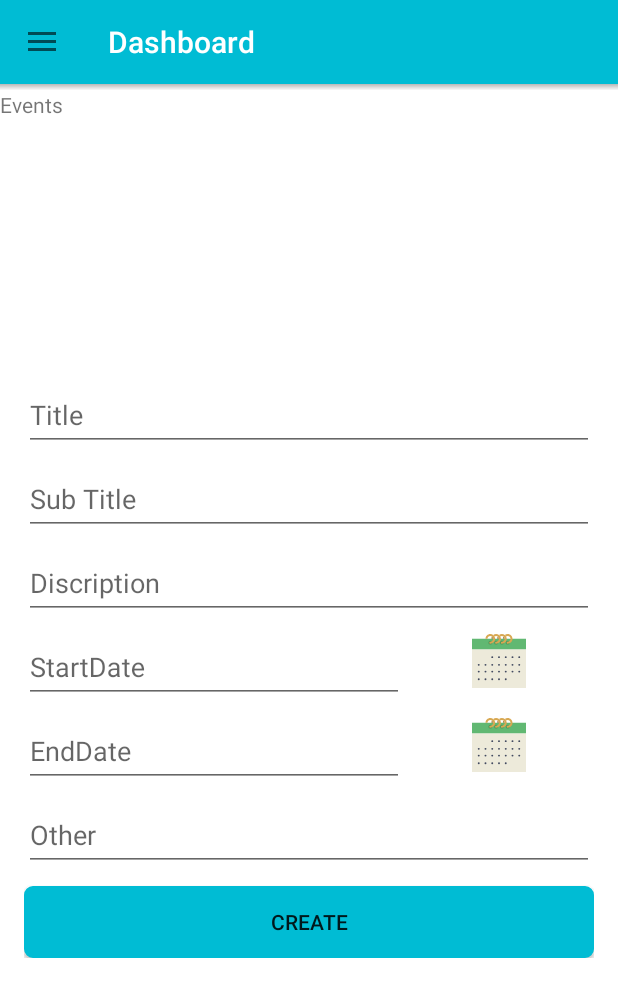
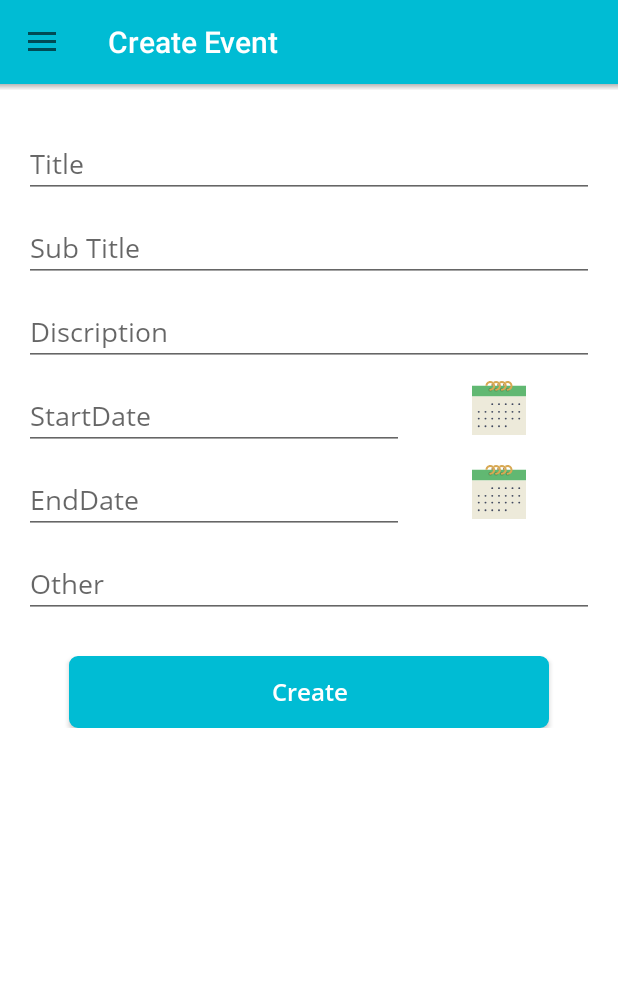
Before and after one commit to MobiowinMobiTech/paalan-android, an Android app: the fragment FragmentPublishEventRequest placed in its activity, on a phone screen of 412 x 824 dp. Shown: the top 997 px of the screen. Run offline under Robolectric (Android 15) with nearby library versions, the phone set to English and light mode, and no system bars; 1 statement that could not run was skipped.

Commit message:
side_drawer_achievement_request_done

```diff
--- a/app/src/main/java/com/phyder/paalan/activity/ActivityFragmentPlatform.java
+++ b/app/src/main/java/com/phyder/paalan/activity/ActivityFragmentPlatform.java
@@ -18,6 +18,8 @@ import android.widget.LinearLayout;
 import android.widget.TextView;
 
 import com.phyder.paalan.R;
+import com.phyder.paalan.fragments.FragmentAboutUs;
+import com.phyder.paalan.fragments.FragmentContactUs;
 import com.phyder.paalan.fragments.FragmentCreateAchievement;
 import com.phyder.paalan.fragments.FragmentCreateRequest;
 import com.phyder.paalan.fragments.FragmentDashBorad;
@@ -45,10 +47,11 @@ public class ActivityFragmentPlatform extends AppCompatActivity {
     private ExpandableListAdapter listAdapter;
     private String[] listDataHeader;
     private Fragment fragment;
-    private static Toolbar toolbar;
     private RoundedImageView imgProfile;
     private TextView txtUserName;
     private PreferenceUtils pref;
+
+    private static Toolbar TOOLBAR;
 
     @Override
     protected void onCreate(Bundle savedInstanceState) {
@@ -60,16 +63,16 @@ public class ActivityFragmentPlatform extends AppCompatActivity {
 
 
     private void initToolBar() {
-        toolbar = (Toolbar) findViewById(R.id.toolbar);
-        toolbar.setTitle(R.string.dash_borad);
-        toolbar.setTitleTextColor(getResources().getColor(R.color.icons));
-        setSupportActionBar(toolbar);
+        TOOLBAR = (Toolbar) findViewById(R.id.toolbar);
+        TOOLBAR.setTitle(R.string.dash_borad);
+        TOOLBAR.setTitleTextColor(getResources().getColor(R.color.icons));
+        setSupportActionBar(TOOLBAR);
     }
 
     public static void getChangeToolbarTitle(Context context, String title) {
-        if (toolbar != null) {
-            toolbar.setTitle(title);
-            toolbar.setTitleTextColor(context.getResources().getColor(R.color.icons));
+        if (TOOLBAR != null) {
+            TOOLBAR.setTitle(title);
+            TOOLBAR.setTitleTextColor(context.getResources().getColor(R.color.icons));
         }
     }
 
@@ -113,11 +116,13 @@ public class ActivityFragmentPlatform extends AppCompatActivity {
             @Override
             public boolean onGroupClick(ExpandableListView parent, View v, int groupPosition, long id) {
                 if (groupPosition == 0) {
-                    fragment = new FragmentMyProfile();
-                    FragmentTransaction transaction = getSupportFragmentManager().beginTransaction();
-                    transaction.replace(R.id.platform, fragment);
-                    transaction.addToBackStack(null);
-                    transaction.commit();
+                    getFragmentTransaction(new FragmentMyProfile());
+                    mDrawerLayout.closeDrawer(mDrawerList);
+                }else if(groupPosition == 4){
+                    getFragmentTransaction(new FragmentAboutUs());
+                    mDrawerLayout.closeDrawer(mDrawerList);
+                }else if(groupPosition == 5){
+                    getFragmentTransaction(new FragmentContactUs());
                     mDrawerLayout.closeDrawer(mDrawerList);
                 }
 
@@ -179,22 +184,20 @@ public class ActivityFragmentPlatform extends AppCompatActivity {
 
                 }
                 mDrawerLayout.closeDrawer(mDrawerList);
-                getSupportFragmentManager().beginTransaction().replace(R.id.platform, fragment).addToBackStack(null).commit();
+                getFragmentTransaction(fragment);
                 return false;
             }
         });
     }
 
-//    View.OnClickListener homeOnclickListener = new OnClickListener() {
-//        @Override
-//        public void onClick(View v) {
-//            if(mDrawerLayout.isDrawerOpen(expListView)){
-//                mDrawerLayout.closeDrawer(expListView);
-//            }else{
-//                mDrawerLayout.openDrawer(expListView);
-//            }
-//        }
-//    };
+
+    private void getFragmentTransaction(Fragment fragment){
+
+        getSupportFragmentManager().beginTransaction()
+                .replace(R.id.platform, fragment)
+                .addToBackStack(null).commit();
+    }
+
 
 
     private void prepareListData() {
--- a/app/src/main/java/com/phyder/paalan/fragments/FragmentPublishEventRequest.java
+++ b/app/src/main/java/com/phyder/paalan/fragments/FragmentPublishEventRequest.java
@@ -18,10 +18,13 @@ import android.widget.ImageView;
 import android.widget.Toast;
 
 import com.phyder.paalan.R;
+import com.phyder.paalan.activity.ActivityFragmentPlatform;
 import com.phyder.paalan.payload.request.organization.OrgReqCreateEvent;
 import com.phyder.paalan.payload.response.organization.OrgResCreateEvent;
 import com.phyder.paalan.services.Device;
 import com.phyder.paalan.services.PaalanServices;
+import com.phyder.paalan.utils.ButtonOpenSansSemiBold;
+import com.phyder.paalan.utils.EditTextOpenSansRegular;
 import com.phyder.paalan.utils.NetworkUtil;
 
 import java.util.Calendar;
@@ -33,23 +36,23 @@ import retrofit2.Retrofit;
 
 public class FragmentPublishEventRequest extends Fragment implements View.OnClickListener {
 
-    EditText edtTitle, edtSubtitle, edtDescription, edtStartDate, edtOther, edtEndDate;
-    Button btnCreateEvent;
+    private EditTextOpenSansRegular edtTitle, edtSubtitle, edtDescription, edtStartDate, edtOther, edtEndDate;
+    private ButtonOpenSansSemiBold btnCreateEvent;
     private int mYear, mMonth, mDay;
     // Button btnStartDate, btnEnddate;
-    ImageView imgstartdate, imgenddate;
+    private ImageView imgstartdate, imgenddate;
 
     @Nullable
     @Override
     public View onCreateView(LayoutInflater inflater, @Nullable ViewGroup container, @Nullable Bundle savedInstanceState) {
         View view = inflater.inflate(R.layout.fragment_event_request, container, false);
 
-        edtTitle = (EditText) view.findViewById(R.id.edt_event_title);
-        edtSubtitle = (EditText) view.findViewById(R.id.edt_event_subtitle);
-        edtDescription = (EditText) view.findViewById(R.id.edt_event_discripn);
-        edtStartDate = (EditText) view.findViewById(R.id.edt_event_startdate);
-        edtOther = (EditText) view.findViewById(R.id.edt_event_other);
-        edtEndDate = (EditText) view.findViewById(R.id.edt_event_enddate);
+        edtTitle = (EditTextOpenSansRegular) view.findViewById(R.id.edt_event_title);
+        edtSubtitle = (EditTextOpenSansRegular) view.findViewById(R.id.edt_event_subtitle);
+        edtDescription = (EditTextOpenSansRegular) view.findViewById(R.id.edt_event_discripn);
+        edtStartDate = (EditTextOpenSansRegular) view.findViewById(R.id.edt_event_startdate);
+        edtOther = (EditTextOpenSansRegular) view.findViewById(R.id.edt_event_other);
+        edtEndDate = (EditTextOpenSansRegular) view.findViewById(R.id.edt_event_enddate);
         imgstartdate = (ImageView) view.findViewById(R.id.img_start_date);
         imgenddate = (ImageView) view.findViewById(R.id.img_enddate_calender);
 
@@ -57,7 +60,7 @@ public class FragmentPublishEventRequest extends Fragment implements View.OnClic
 //        btnEnddate = (Button) view.findViewById(R.id.btn_end_date);
         //  btnDatePicker=(Button)view.findViewById(R.id.btn_start_date);
         //  txtDate=(EditText)view.findViewById(R.id.edt_event_startdate);
-        btnCreateEvent = (Button) view.findViewById(R.id.btn_create_event);
+        btnCreateEvent = (ButtonOpenSansSemiBold) view.findViewById(R.id.btn_create_event);
 
 
         btnCreateEvent.setOnClickListener(new View.OnClickListener() {
@@ -163,4 +166,10 @@ public class FragmentPublishEventRequest extends Fragment implements View.OnClic
     public void onClick(View v) {
 
     }
+
+    @Override
+    public void onResume() {
+        super.onResume();
+        ActivityFragmentPlatform.getChangeToolbarTitle(getActivity(), getResources().getString(R.string.create_event));
+    }
 }
--- a/app/src/main/res/layout/fragment_create_achievement.xml
+++ b/app/src/main/res/layout/fragment_create_achievement.xml
@@ -129,7 +129,7 @@
                 android:layout_height="wrap_content"
                 android:textAllCaps="false"
                 android:background="@drawable/background_button"
-                android:text="@string/submit"
+                android:text="@string/Create"
                 android:textColor="@drawable/button_text_color"
                 android:textSize="20dp"
                 android:layout_gravity="center"
--- a/app/src/main/res/layout/fragment_create_request.xml
+++ b/app/src/main/res/layout/fragment_create_request.xml
@@ -93,7 +93,7 @@
                 android:layout_height="wrap_content"
                 android:textAllCaps="false"
                 android:background="@drawable/background_button"
-                android:text="@string/submit"
+                android:text="@string/Create"
                 android:textColor="@drawable/button_text_color"
                 android:textSize="20dp"
                 android:layout_gravity="center"
--- a/app/src/main/res/layout/fragment_event_request.xml
+++ b/app/src/main/res/layout/fragment_event_request.xml
@@ -12,7 +12,6 @@
         <LinearLayout
             android:layout_width="fill_parent"
             android:layout_height="wrap_content"
-            android:layout_gravity="center"
             android:gravity="start"
             android:orientation="vertical"
             android:paddingBottom="16dp"
@@ -41,7 +40,7 @@
                 android:layout_width="match_parent"
                 android:layout_height="wrap_content">
 
-                <android.support.design.widget.TextInputEditText
+                <com.phyder.paalan.utils.EditTextOpenSansRegular
                     android:id="@+id/edt_event_title"
                     android:layout_width="match_parent"
                     android:layout_height="wrap_content"
@@ -53,7 +52,7 @@
                 android:layout_width="match_parent"
                 android:layout_height="wrap_content">
 
-                <EditText
+                <com.phyder.paalan.utils.EditTextOpenSansRegular
                     android:id="@+id/edt_event_subtitle"
                     android:layout_width="match_parent"
                     android:layout_height="wrap_content"
@@ -65,7 +64,7 @@
                 android:layout_width="match_parent"
                 android:layout_height="wrap_content">
 
-                <EditText
+                <com.phyder.paalan.utils.EditTextOpenSansRegular
                     android:id="@+id/edt_event_discripn"
                     android:layout_width="match_parent"
                     android:layout_height="wrap_content"
@@ -84,7 +83,7 @@
                     android:layout_height="wrap_content"
                     android:layout_weight="1">
 
-                    <EditText
+                    <com.phyder.paalan.utils.EditTextOpenSansRegular
                         android:id="@+id/edt_event_startdate"
                         android:layout_width="match_parent"
                         android:layout_height="wrap_content"
@@ -115,7 +114,7 @@
                     android:layout_height="wrap_content"
                     android:layout_weight="1">
 
-                    <EditText
+                    <com.phyder.paalan.utils.EditTextOpenSansRegular
                         android:id="@+id/edt_event_enddate"
                         android:layout_width="match_parent"
                         android:layout_height="wrap_content"
@@ -138,7 +137,7 @@
                 android:layout_width="match_parent"
                 android:layout_height="wrap_content">
 
-                <EditText
+                <com.phyder.paalan.utils.EditTextOpenSansRegular
                     android:id="@+id/edt_event_other"
                     android:layout_width="match_parent"
                     android:layout_height="wrap_content"
@@ -146,21 +145,22 @@
                     android:inputType="text" />
             </android.support.design.widget.TextInputLayout>
 
-            <Button
+            <com.phyder.paalan.utils.ButtonOpenSansSemiBold
                 android:id="@+id/btn_create_event"
-                android:layout_width="fill_parent"
+                android:layout_width="match_parent"
                 android:layout_height="wrap_content"
-                android:layout_marginTop="10dp"
+                android:textAllCaps="false"
                 android:background="@drawable/background_button"
-                android:text="Create" />
+                android:text="@string/Create"
+                android:textColor="@drawable/button_text_color"
+                android:textSize="16sp"
+                android:textStyle="bold"
+                android:layout_marginLeft="30dp"
+                android:layout_marginRight="30dp"
+                android:layout_marginTop="25dp"/>
+
         </LinearLayout>
 
-
-
-    <TextView
-        android:layout_width="match_parent"
-        android:layout_height="wrap_content"
-        android:text="Events" />
 
 </FrameLayout>
 
```
Also changed, not shown: app/src/main/java/com/phyder/paalan/activity/LoginActivity.java (line endings or trailing spaces).
